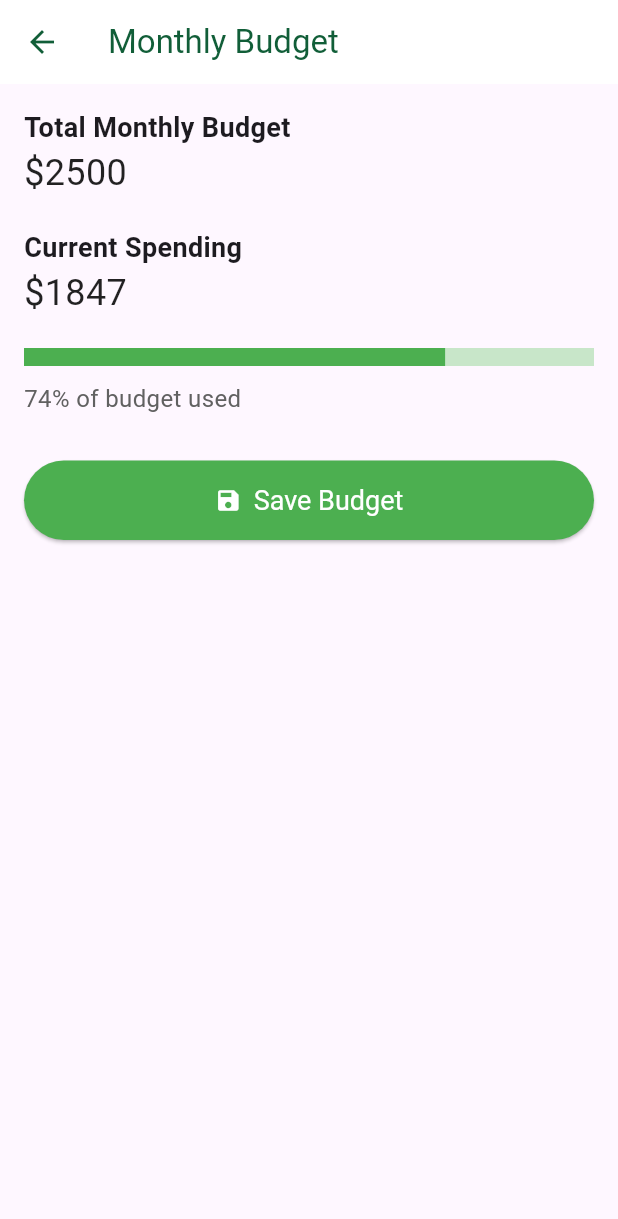
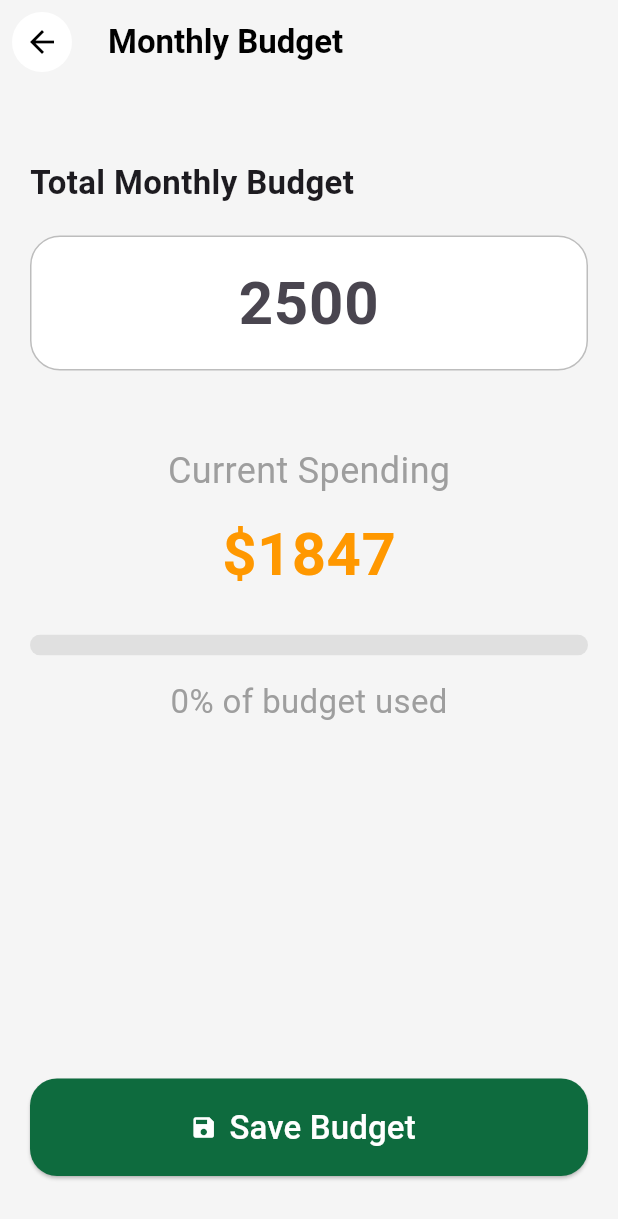
Before and after one commit to Adham8Ali/smart_expens, a Flutter app: the screen it shows once a user with an empty profile is signed in, item 4 of the bottom bar chosen, after a tap on "Monthly Budget", on a phone screen of 412 x 824 dp. Shown: the top 1219 px of the screen. Run offline on Flutter 3.47's test engine with Material 3 defaults, Android fonts, the light colour scheme and no system bars; our stand-ins replace firebase_auth, firebase_core, fl_chart; accounts and stored records are empty; network calls fail.

Commit message:
MonthlyBudgetScreen

```diff
--- a/lib/main.dart
+++ b/lib/main.dart
@@ -40,7 +40,7 @@ class MyApp extends StatelessWidget {
           }
 
           if (snapshot.hasData) {
-            return const NavbarScreen();
+            return const NavbarScreen(monthlyBudget: 1);
           }
 
           return const MajorScreen();
@@ -49,7 +49,7 @@ class MyApp extends StatelessWidget {
       routes: {
         '/login': (context) => const LoginScreen(),
         '/signup': (context) => const SignupScreen(),
-        '/home': (context) => const NavbarScreen(),
+        '/home': (context) => const NavbarScreen(monthlyBudget: 1),
       },
     );
   }
--- a/lib/screen/home_screen.dart
+++ b/lib/screen/home_screen.dart
@@ -4,7 +4,9 @@ import 'package:smart_expens/widget/custom_card.dart';
 import 'package:fl_chart/fl_chart.dart';
 
 class HomeScreen extends StatefulWidget {
-  const HomeScreen({super.key});
+  const HomeScreen({super.key, required this.monthlyBudget});
+
+  final double monthlyBudget;
 
   @override
   State<HomeScreen> createState() => _HomeScreenState();
@@ -14,8 +16,8 @@ class _HomeScreenState extends State<HomeScreen> {
   @override
   Widget build(BuildContext context) {
     // Define monthly spending and budget as variables for calculation
-    double monthlySpending = 5000.00;
-    double monthlyBudget = 10000.00;
+    double monthlySpending = 3000;
+    double monthlyBudget = widget.monthlyBudget;
     double progress = monthlySpending / monthlyBudget;
 
     return Scaffold(
--- a/lib/screen/monthly_buget_scrern.dart
+++ b/lib/screen/monthly_buget_scrern.dart
@@ -1,78 +1,198 @@
 import 'package:flutter/material.dart';
+import 'package:smart_expens/screen/home_screen.dart';
+import 'package:smart_expens/screen/navBar_screen.dart';
 
-class MonthlyBudgetScreen extends StatelessWidget {
-  final double totalBudget = 2500;
-  final double currentSpending = 1847;
-
+class MonthlyBudgetScreen extends StatefulWidget {
   const MonthlyBudgetScreen({super.key});
 
   @override
+  State<MonthlyBudgetScreen> createState() => _MonthlyBudgetScreenState();
+}
+
+class _MonthlyBudgetScreenState extends State<MonthlyBudgetScreen> {
+  final TextEditingController budgetController = TextEditingController();
+
+  double currentSpending = 1847;
+
+  @override
   Widget build(BuildContext context) {
-    double percentUsed = currentSpending / totalBudget;
+    double budget =
+        double.tryParse(
+          budgetController.text.isEmpty ? "0" : budgetController.text,
+        ) ??
+        0;
+
+    double percent = budget == 0 ? 0 : currentSpending / budget;
 
     return Scaffold(
-      appBar: AppBar(title: Text("Monthly Budget")),
+      backgroundColor: const Color(0xffF5F5F5),
+
+      appBar: AppBar(
+        backgroundColor: const Color(0xffF5F5F5),
+        elevation: 0,
+        leading: Padding(
+          padding: const EdgeInsets.all(8.0),
+          child: CircleAvatar(
+            backgroundColor: Colors.white,
+            child: IconButton(
+              onPressed: () {
+                Navigator.pop(context);
+              },
+              icon: const Icon(Icons.arrow_back, color: Colors.black),
+            ),
+          ),
+        ),
+        title: const Text(
+          "Monthly Budget",
+          style: TextStyle(color: Colors.black, fontWeight: FontWeight.bold),
+        ),
+      ),
+
       body: Padding(
-        padding: const EdgeInsets.all(16.0),
+        padding: const EdgeInsets.all(20),
         child: Column(
           crossAxisAlignment: CrossAxisAlignment.start,
           children: [
-            Text(
+            const SizedBox(height: 30),
+
+            const Text(
               "Total Monthly Budget",
-              style: TextStyle(fontSize: 18, fontWeight: FontWeight.bold),
+              style: TextStyle(fontSize: 22, fontWeight: FontWeight.w600),
             ),
-            Text(
-              "\$${totalBudget.toStringAsFixed(0)}",
-              style: TextStyle(fontSize: 24, color: Colors.black87),
-            ),
-            SizedBox(height: 20),
-            Text(
-              "Current Spending",
-              style: TextStyle(fontSize: 18, fontWeight: FontWeight.bold),
-            ),
-            Text(
-              "\$${currentSpending.toStringAsFixed(0)}",
-              style: TextStyle(fontSize: 24, color: Colors.black87),
-            ),
-            SizedBox(height: 20),
-            LinearProgressIndicator(
-              value: percentUsed,
-              backgroundColor: Colors.green.shade100,
-              valueColor: AlwaysStoppedAnimation<Color>(
-                percentUsed < 0.75 ? Colors.green : Colors.orange,
+
+            const SizedBox(height: 20),
+
+            /// TextField
+            Container(
+              height: 90,
+              decoration: BoxDecoration(
+                border: Border.all(color: Colors.grey.shade400),
+                borderRadius: BorderRadius.circular(20),
+                color: Colors.white,
               ),
-              minHeight: 12,
-            ),
-            SizedBox(height: 10),
-            Text(
-              "${(percentUsed * 100).toStringAsFixed(0)}% of budget used",
-              style: TextStyle(fontSize: 16, color: Colors.grey[700]),
-            ),
-            SizedBox(height: 30),
-            SizedBox(
-              width: double.infinity,
-              child: ElevatedButton(
-                onPressed: () {
-                  // هنا تقدر تضيف منطق حفظ الميزانية
-                },
-                style: ElevatedButton.styleFrom(
-                  backgroundColor: Colors.green,
-                  padding: EdgeInsets.symmetric(vertical: 16),
-                  textStyle: TextStyle(fontSize: 18),
-                ),
-                child: Row(
-                  mainAxisSize: MainAxisSize.min,
-                  children: [
-                    Icon(Icons.save, color: Colors.white),
-                    SizedBox(width: 8),
-                    Text("Save Budget", style: TextStyle(color: Colors.white)),
-                  ],
+              child: Center(
+                child: TextField(
+                  controller: budgetController,
+                  keyboardType: TextInputType.number,
+                  textAlign: TextAlign.center,
+                  style: const TextStyle(
+                    fontSize: 40,
+                    fontWeight: FontWeight.bold,
+                  ),
+                  decoration: const InputDecoration(
+                    border: InputBorder.none,
+                    hintText: "2500",
+                  ),
+
+                  onChanged: (value) {
+                    setState(() {});
+                  },
                 ),
               ),
             ),
+
+            const SizedBox(height: 50),
+
+            /// Current Spending
+            const Center(
+              child: Text(
+                "Current Spending",
+                style: TextStyle(fontSize: 24, color: Colors.grey),
+              ),
+            ),
+
+            const SizedBox(height: 10),
+
+            Center(
+              child: Text(
+                "\$${currentSpending.toInt()}",
+                style: const TextStyle(
+                  fontSize: 40,
+                  color: Colors.orange,
+                  fontWeight: FontWeight.bold,
+                ),
+              ),
+            ),
+
+            const SizedBox(height: 25),
+
+            /// Progress Bar
+            ClipRRect(
+              borderRadius: BorderRadius.circular(20),
+              child: LinearProgressIndicator(
+                value: percent > 1 ? 1 : percent,
+                minHeight: 14,
+                backgroundColor: Colors.grey.shade300,
+                valueColor: const AlwaysStoppedAnimation(Colors.green),
+              ),
+            ),
+
+            const SizedBox(height: 15),
+
+            /// Percent Text
+            Center(
+              child: Text(
+                "${(percent * 100).toInt()}% of budget used",
+                style: const TextStyle(fontSize: 22, color: Colors.grey),
+              ),
+            ),
+
+            const Spacer(),
+
+            /// Save Button
+            SizedBox(
+              width: double.infinity,
+              height: 65,
+              child: ElevatedButton.icon(
+                style: ElevatedButton.styleFrom(
+                  backgroundColor: const Color(0xff0E6B3E),
+                  shape: RoundedRectangleBorder(
+                    borderRadius: BorderRadius.circular(18),
+                  ),
+                ),
+                onPressed: () {
+                  Navigator.push(
+                    context,
+                    MaterialPageRoute(
+                      builder: (context) => NavbarScreen(
+                        monthlyBudget:
+                            double.tryParse(budgetController.text) ?? 0,
+                      ),
+                    ),
+                  );
+                },
+                icon: const Icon(Icons.save, color: Colors.white),
+                label: const Text(
+                  "Save Budget",
+                  style: TextStyle(color: Colors.white, fontSize: 22),
+                ),
+              ),
+            ),
+
+            const SizedBox(height: 20),
           ],
         ),
       ),
     );
   }
 }
+
+// /// الصفحة التانية
+// class SecondScreen extends StatelessWidget {
+//   const SecondScreen({super.key, required this.monthlyBudget});
+
+//   final String monthlyBudget;
+
+//   @override
+//   Widget build(BuildContext context) {
+//     return Scaffold(
+//       appBar: AppBar(title: const Text("Second Screen")),
+//       body: Center(
+//         child: Text(
+//           "Budget = $monthlyBudget",
+//           style: const TextStyle(fontSize: 30, fontWeight: FontWeight.bold),
+//         ),
+//       ),
+//     );
+//   }
+// }
--- a/lib/screen/navBar_screen.dart
+++ b/lib/screen/navBar_screen.dart
@@ -5,7 +5,9 @@ import 'package:smart_expens/screen/home_screen.dart';
 import 'package:smart_expens/screen/reports_screen.dart';
 
 class NavbarScreen extends StatefulWidget {
-  const NavbarScreen({super.key});
+  const NavbarScreen({super.key, required this.monthlyBudget});
+
+  final double monthlyBudget;
 
   @override
   State<NavbarScreen> createState() => _NavbarScreenState();
@@ -13,13 +15,19 @@ class NavbarScreen extends StatefulWidget {
 
 class _NavbarScreenState extends State<NavbarScreen> {
   int currentIndex = 0;
+  late final List<Widget> screens;
 
-  final List<Widget> screens = [
-    HomeScreen(),
-    ReportsScreen(),
-    ExpenseScreen(),
-    AccountScreen(),
-  ];
+  @override
+  void initState() {
+    super.initState();
+
+    screens = [
+      HomeScreen(monthlyBudget: widget.monthlyBudget),
+      ReportsScreen(),
+      ExpenseScreen(),
+      AccountScreen(),
+    ];
+  }
 
   @override
   Widget build(BuildContext context) {
```
